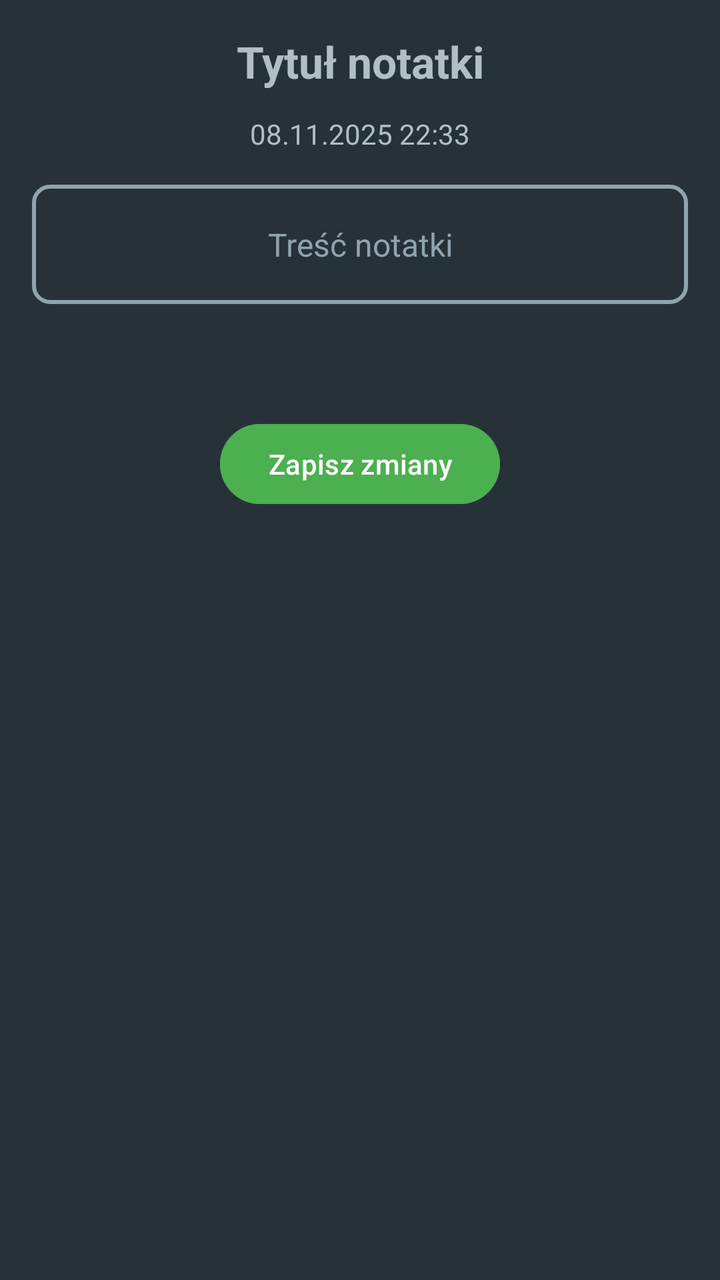
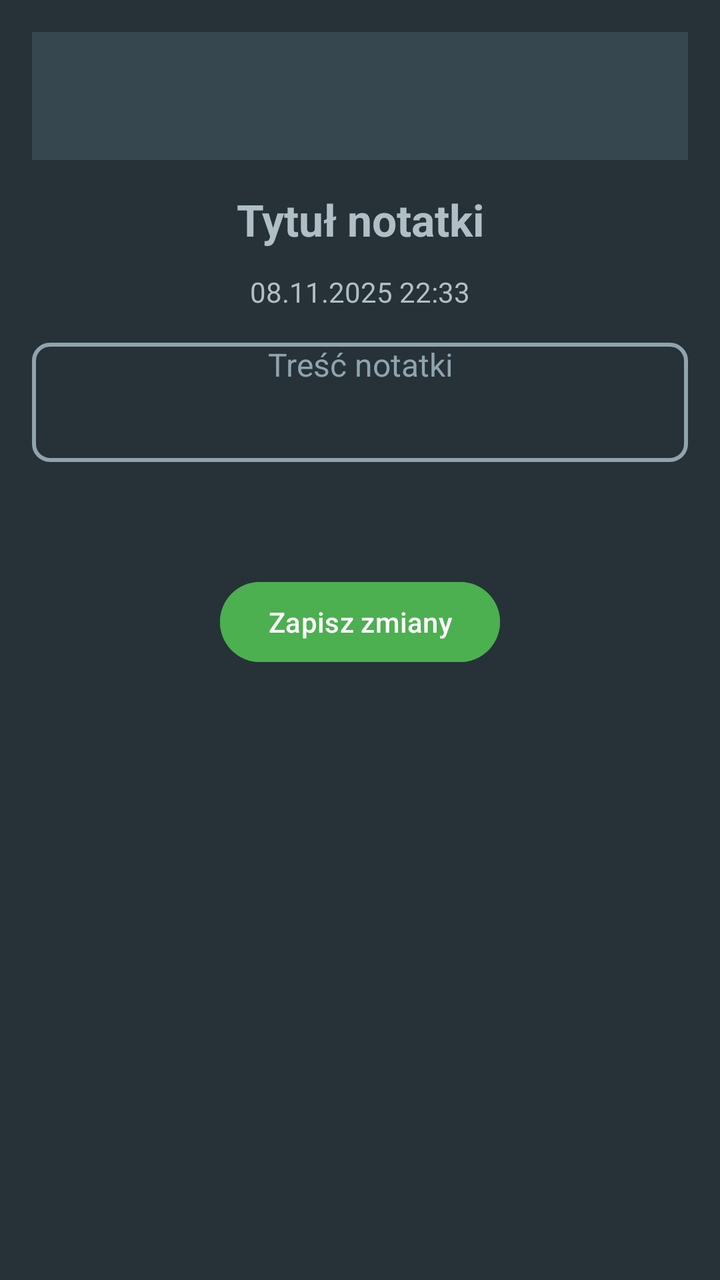

The first picture is an Android layout as it rendered before a commit; the second is the same layout after the commit. The layout source and the unified diff follow.
<!-- AndroidManifest.xml: application theme Theme.GigaNotatnik -->
<!-- res/layout/activity_note_detail.xml -->
<?xml version="1.0" encoding="utf-8"?>
<ScrollView xmlns:android="http://schemas.android.com/apk/res/android"
    android:layout_width="match_parent"
    android:layout_height="match_parent"
    android:background="#263238"
    android:padding="16dp">

    <LinearLayout
        android:layout_width="match_parent"
        android:layout_height="wrap_content"
        android:orientation="vertical"
        android:gravity="center_horizontal">

        
        <EditText
            android:id="@+id/noteTitle"
            android:layout_width="match_parent"
            android:layout_height="wrap_content"
            android:gravity="center"
            android:hint="Tytuł notatki"
            android:textSize="22sp"
            android:textColor="#FFFFFF"
            android:textColorHint="#B0BEC5"
            android:textStyle="bold"
            android:background="@android:color/transparent"
            android:layout_marginBottom="12dp" />

        
        <TextView
            android:id="@+id/noteTimestamp"
            android:layout_width="wrap_content"
            android:layout_height="wrap_content"
            android:text="08.11.2025 22:33"
            android:textSize="14sp"
            android:textColor="#B0BEC5"
            android:layout_marginBottom="16dp" />

        
        <EditText
            android:id="@+id/noteContent"
            android:layout_width="match_parent"
            android:layout_height="wrap_content"
            android:hint="Treść notatki"
            android:minLines="3"
            android:gravity="center"
            android:textSize="16sp"
            android:textColor="#ECEFF1"
            android:textColorHint="#90A4AE"
            android:background="@drawable/edittext_background_edit_text"

            android:layout_marginBottom="32dp" />

        
        <LinearLayout
            android:layout_width="match_parent"
            android:layout_height="wrap_content"
            android:orientation="vertical"
            android:gravity="center_horizontal">

            <Button
                android:id="@+id/btnPlayAudio"
                android:layout_width="wrap_content"
                android:layout_height="wrap_content"
                android:text="Odtwórz audio"
                android:visibility="gone"
                android:backgroundTint="#546E7A"
                android:textColor="#FFFFFF"
                android:layout_marginBottom="12dp" />

            <Button
                android:id="@+id/btnOpenLocation"
                android:layout_width="wrap_content"
                android:layout_height="wrap_content"
                android:text="Pokaż lokalizację"
                android:visibility="gone"
                android:backgroundTint="#546E7A"
                android:textColor="#FFFFFF" />
            <Button
                android:id="@+id/btnSaveChanges"
                android:layout_width="wrap_content"
                android:layout_height="wrap_content"
                android:text="Zapisz zmiany"
                android:layout_marginTop="24dp"
                android:backgroundTint="#4CAF50"
                android:textColor="#FFFFFF" />


        </LinearLayout>
    </LinearLayout>
</ScrollView>
<!-- resources referenced by this layout -->
<resources>
  <!-- drawable edittext_background_edit_text (drawable) -->
  <?xml version="1.0" encoding="utf-8"?>
  <shape xmlns:android="http://schemas.android.com/apk/res/android"
      android:shape="rectangle">
  
      <solid android:color="@android:color/transparent" />
      <stroke android:width="2dp" android:color="#90A4AE" />
      <corners android:radius="8dp" />
  </shape>
  <style name="Theme.GigaNotatnik" parent="Theme.Material3.Light.NoActionBar">
          <item name="android:windowBackground">@color/background_light</item>
          <item name="colorPrimary">@color/primary_light</item>
          <item name="colorSecondary">@color/primary_teal_light</item>
          <item name="colorOnPrimary">@color/text_on_button_light</item>
          <item name="colorSurface">@color/surface_light</item>
          <item name="colorOnSurface">@color/text_primary_light</item>
      </style>
  <color name="background_light">#E0E0E0</color>
  <color name="primary_light">#3A7F74</color>
  <color name="primary_teal_light">#2F6F63</color>
  <color name="text_on_button_light">#FFFFFF</color>
  <color name="surface_light">#D6D6D6</color>
  <color name="text_primary_light">#111111</color>
</resources>

<!-- the commit's change to res/layout/activity_note_detail.xml (unified diff, before → after) -->
@@ -8,47 +8,18 @@
     <LinearLayout
         android:layout_width="match_parent"
         android:layout_height="wrap_content"
-        android:orientation="vertical"
-        android:gravity="center_horizontal">
+        android:orientation="vertical">
 
         
-        <EditText
-            android:id="@+id/noteTitle"
+        <androidx.appcompat.widget.Toolbar
+            android:id="@+id/noteToolbar"
             android:layout_width="match_parent"
-            android:layout_height="wrap_content"
-            android:gravity="center"
-            android:hint="Tytuł notatki"
-            android:textSize="22sp"
-            android:textColor="#FFFFFF"
-            android:textColorHint="#B0BEC5"
-            android:textStyle="bold"
-            android:background="@android:color/transparent"
-            android:layout_marginBottom="12dp" />
-
-        
-        <TextView
-            android:id="@+id/noteTimestamp"
-            android:layout_width="wrap_content"
-            android:layout_height="wrap_content"
-            android:text="08.11.2025 22:33"
-            android:textSize="14sp"
-            android:textColor="#B0BEC5"
-            android:layout_marginBottom="16dp" />
-
-        
-        <EditText
-            android:id="@+id/noteContent"
-            android:layout_width="match_parent"
-            android:layout_height="wrap_content"
-            android:hint="Treść notatki"
-            android:minLines="3"
-            android:gravity="center"
-            android:textSize="16sp"
-            android:textColor="#ECEFF1"
-            android:textColorHint="#90A4AE"
-            android:background="@drawable/edittext_background_edit_text"
-
-            android:layout_marginBottom="32dp" />
+            android:layout_height="?attr/actionBarSize"
+            android:background="#37474F"
+            android:title="Szczegóły notatki"
+            android:titleTextColor="#FFFFFF"
+            android:layout_marginBottom="15dp"
+            android:theme="@style/ThemeOverlay.AppCompat.Dark.ActionBar" />
 
         
         <LinearLayout
@@ -57,34 +28,80 @@
             android:orientation="vertical"
             android:gravity="center_horizontal">
 
-            <Button
-                android:id="@+id/btnPlayAudio"
+            
+            <EditText
+                android:id="@+id/noteTitle"
+                android:layout_width="match_parent"
+                android:layout_height="wrap_content"
+                android:gravity="center"
+                android:hint="Tytuł notatki"
+                android:textSize="22sp"
+                android:textColor="#FFFFFF"
+                android:textColorHint="#B0BEC5"
+                android:textStyle="bold"
+                android:background="@android:color/transparent"
+                android:layout_marginBottom="12dp" />
+
+            
+            <TextView
+                android:id="@+id/noteTimestamp"
                 android:layout_width="wrap_content"
                 android:layout_height="wrap_content"
-                android:text="Odtwórz audio"
-                android:visibility="gone"
-                android:backgroundTint="#546E7A"
-                android:textColor="#FFFFFF"
-                android:layout_marginBottom="12dp" />
+                android:text="08.11.2025 22:33"
+                android:textSize="14sp"
+                android:textColor="#B0BEC5"
+                android:layout_marginBottom="16dp" />
 
-            <Button
-                android:id="@+id/btnOpenLocation"
-                android:layout_width="wrap_content"
+            
+            <EditText
+                android:id="@+id/noteContent"
+                android:layout_width="match_parent"
                 android:layout_height="wrap_content"
-                android:text="Pokaż lokalizację"
-                android:visibility="gone"
-                android:backgroundTint="#546E7A"
-                android:textColor="#FFFFFF" />
-            <Button
-                android:id="@+id/btnSaveChanges"
-                android:layout_width="wrap_content"
+                android:hint="Treść notatki"
+                android:minLines="3"
+                android:gravity="top|center_horizontal"
+                android:textSize="16sp"
+                android:textColor="#ECEFF1"
+                android:textColorHint="#90A4AE"
+                android:background="@drawable/edittext_background_edit_text"
+                android:layout_marginBottom="32dp" />
+
+            
+            <LinearLayout
+                android:layout_width="match_parent"
                 android:layout_height="wrap_content"
-                android:text="Zapisz zmiany"
-                android:layout_marginTop="24dp"
-                android:backgroundTint="#4CAF50"
-                android:textColor="#FFFFFF" />
+                android:orientation="vertical"
+                android:gravity="center_horizontal">
 
+                <Button
+                    android:id="@+id/btnPlayAudio"
+                    android:layout_width="wrap_content"
+                    android:layout_height="wrap_content"
+                    android:text="Odtwórz audio"
+                    android:visibility="gone"
+                    android:backgroundTint="#546E7A"
+                    android:textColor="#FFFFFF"
+                    android:layout_marginBottom="12dp" />
 
+                <Button
+                    android:id="@+id/btnOpenLocation"
+                    android:layout_width="wrap_content"
+                    android:layout_height="wrap_content"
+                    android:text="Pokaż lokalizację"
+                    android:visibility="gone"
+                    android:backgroundTint="#546E7A"
+                    android:textColor="#FFFFFF" />
+
+                <Button
+                    android:id="@+id/btnSaveChanges"
+                    android:layout_width="wrap_content"
+                    android:layout_height="wrap_content"
+                    android:text="Zapisz zmiany"
+                    android:layout_marginTop="24dp"
+                    android:backgroundTint="#4CAF50"
+                    android:textColor="#FFFFFF" />
+
+            </LinearLayout>
         </LinearLayout>
     </LinearLayout>
 </ScrollView>
